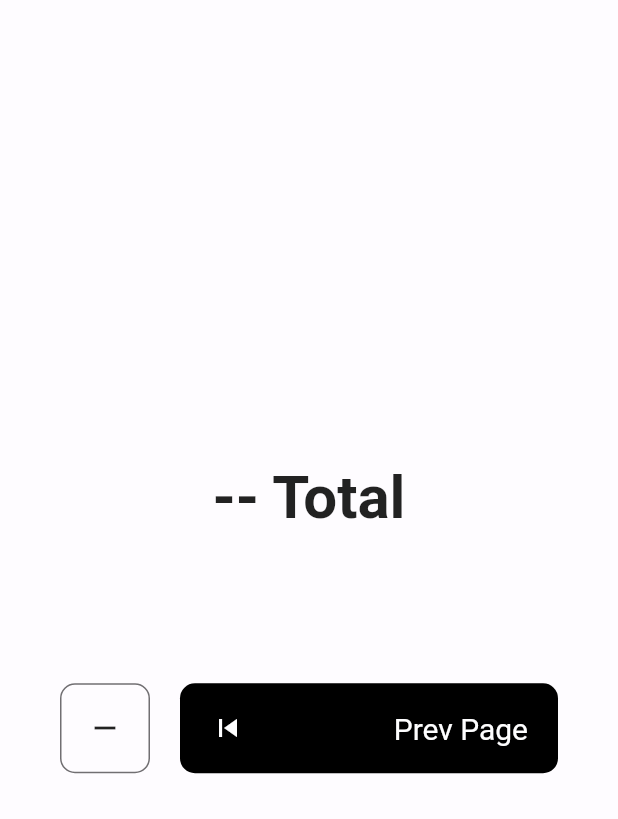
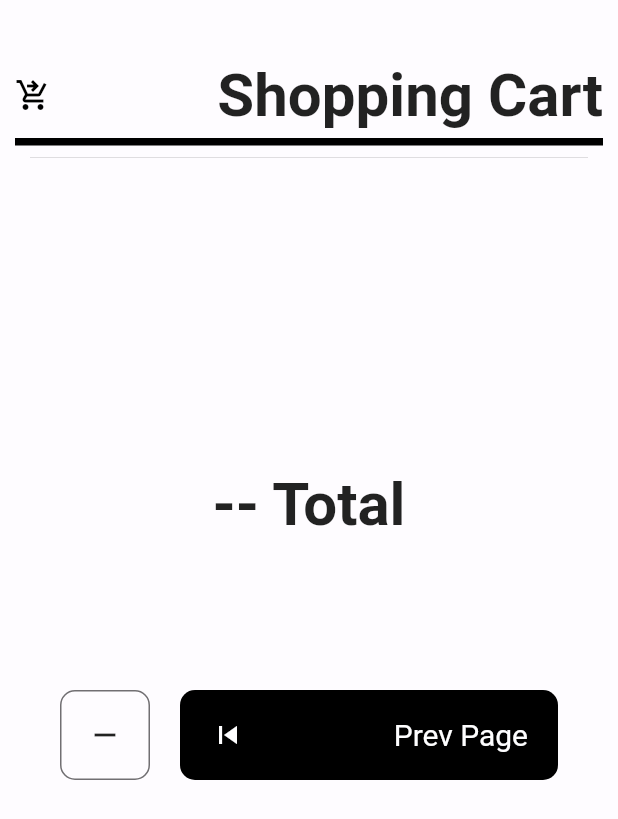
Before and after one commit to kiantwo/provider_shopping_cart, a Flutter app: the SecondPage screen opened directly, on a phone screen of 412 x 824 dp. Shown: the top 819 px of the screen. Run offline on Flutter 3.47's test engine with Material 2 defaults, Android fonts, the phone set to English and light mode, and no system bars; our stand-ins replace get.

Commit message:
Add Shopping Cart header

```diff
--- a/lib/views/second_page.dart
+++ b/lib/views/second_page.dart
@@ -7,12 +7,44 @@ class SecondPage extends StatelessWidget {
   Widget build(BuildContext context) {
     return Scaffold(
       backgroundColor: const Color(0xFFfefcff),
-      body: Container(
+      body: SizedBox(
         width: double.maxFinite,
         height: double.maxFinite,
         child: Column(
-          mainAxisAlignment: MainAxisAlignment.center,
+          mainAxisAlignment: MainAxisAlignment.start,
           children: [
+            const SizedBox(height: 40),
+            //header
+            Padding(
+              padding: const EdgeInsets.symmetric(horizontal: 10),
+              child: Column(
+                children: [
+                  Row(
+                    mainAxisAlignment: MainAxisAlignment.spaceBetween,
+                    children: const [
+                      Icon(Icons.shopping_cart_checkout_outlined,
+                          color: Colors.black),
+                      Text(
+                        'Shopping Cart',
+                        style:
+                        TextStyle(fontWeight: FontWeight.bold, fontSize: 40),
+                      ),
+                    ],
+                  ),
+                  const SizedBox(height: 5),
+                  Container(
+                    width: double.infinity,
+                    height: 5,
+                    color: Colors.black,
+                  ),
+                ],
+              ),
+            ),
+            //divider
+            const Padding(
+                padding: EdgeInsets.only(left: 20, right: 20), child: Divider()),
+            const SizedBox(height: 200),
+            //total
             Flexible(
               child: Row(
                 mainAxisAlignment: MainAxisAlignment.spaceAround,
```
